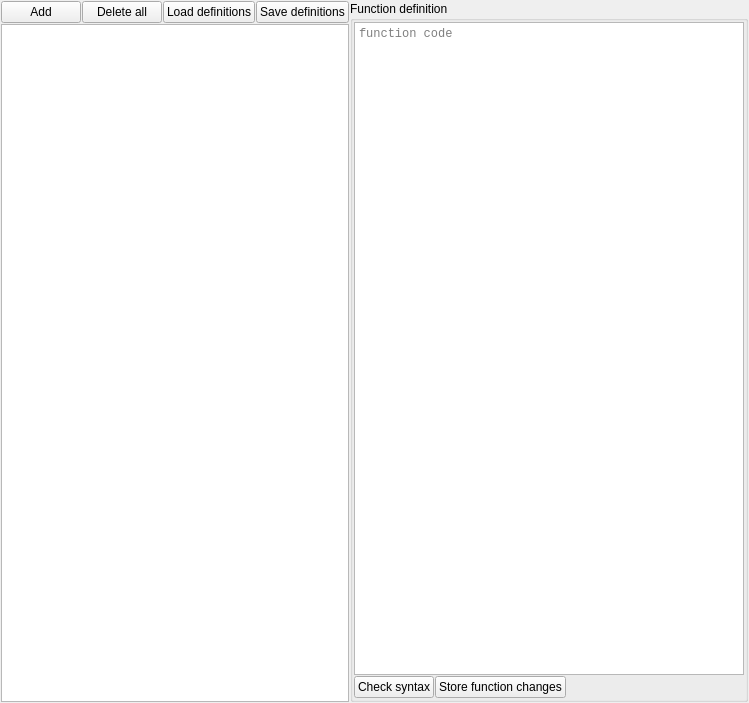
Old version of the form src/asammdf/gui/ui/functions_manager.ui in the repository danielhrisca/asammdf.
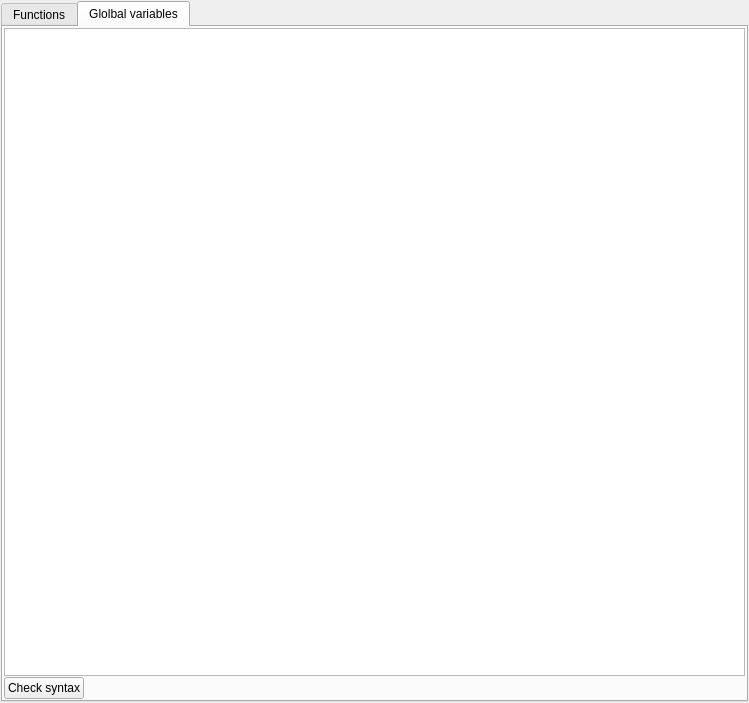
New version of the form. The open tabs and pages were chosen to show the change. Icons and pictures are not drawn. Custom widgets are drawn as their Qt base class.

Commit message: include global variables in the functions manager

The edit to the form file:
```diff
--- a/src/asammdf/gui/ui/functions_manager.ui
+++ b/src/asammdf/gui/ui/functions_manager.ui
@@ -13,7 +13,32 @@
   <property name="windowTitle">
    <string>Form</string>
   </property>
-  <layout class="QGridLayout" name="gridLayout_2" columnstretch="1,2">
+  <layout class="QVBoxLayout" name="verticalLayout">
+   <property name="spacing">
+    <number>1</number>
+   </property>
+   <property name="leftMargin">
+    <number>1</number>
+   </property>
+   <property name="topMargin">
+    <number>1</number>
+   </property>
+   <property name="rightMargin">
+    <number>1</number>
+   </property>
+   <property name="bottomMargin">
+    <number>1</number>
+   </property>
+   <item>
+    <widget class="QTabWidget" name="tabs">
+     <property name="currentIndex">
+      <number>0</number>
+     </property>
+     <widget class="QWidget" name="tab">
+      <attribute name="title">
+       <string>Functions</string>
+      </attribute>
+      <layout class="QGridLayout" name="gridLayout_2">
    <property name="leftMargin">
   <number>1</number>
 </property>
@@ -125,7 +150,7 @@
      <property name="title">
       <string>Function definition</string>
      </property>
-     <layout class="QGridLayout" name="gridLayout" rowstretch="1,0">
+         <layout class="QGridLayout" name="gridLayout" rowstretch="0,0">
       <property name="leftMargin">
   <number>1</number>
 </property>
@@ -215,6 +240,63 @@
        <height>0</height>
       </size>
      </property>
+        </widget>
+       </item>
+      </layout>
+     </widget>
+     <widget class="QWidget" name="tab_2">
+      <attribute name="title">
+       <string>Glolbal variables</string>
+      </attribute>
+      <layout class="QGridLayout" name="gridLayout_3">
+       <property name="leftMargin">
+        <number>1</number>
+       </property>
+       <property name="topMargin">
+        <number>1</number>
+       </property>
+       <property name="rightMargin">
+        <number>1</number>
+       </property>
+       <property name="bottomMargin">
+        <number>1</number>
+       </property>
+       <property name="spacing">
+        <number>1</number>
+       </property>
+       <item row="0" column="0" colspan="2">
+        <widget class="QPlainTextEdit" name="globals_definition">
+         <property name="tabStopDistance">
+          <double>140.000000000000000</double>
+         </property>
+        </widget>
+       </item>
+       <item row="1" column="0">
+        <widget class="QPushButton" name="check_globals_syntax_btn">
+         <property name="text">
+          <string>Check syntax</string>
+         </property>
+         <property name="icon">
+          <iconset resource="resource.qrc">
+           <normaloff>:/checkmark.png</normaloff>:/checkmark.png</iconset>
+         </property>
+        </widget>
+       </item>
+       <item row="1" column="1">
+        <spacer name="horizontalSpacer">
+         <property name="orientation">
+          <enum>Qt::Orientation::Horizontal</enum>
+         </property>
+         <property name="sizeHint" stdset="0">
+          <size>
+           <width>637</width>
+           <height>20</height>
+          </size>
+         </property>
+        </spacer>
+       </item>
+      </layout>
+     </widget>
     </widget>
    </item>
   </layout>
```
Left out of the diff: 84 changed lines with no effect on the pictures. Lines whose indentation alone changed are shown as unchanged. The commit also changes 7 other files.
